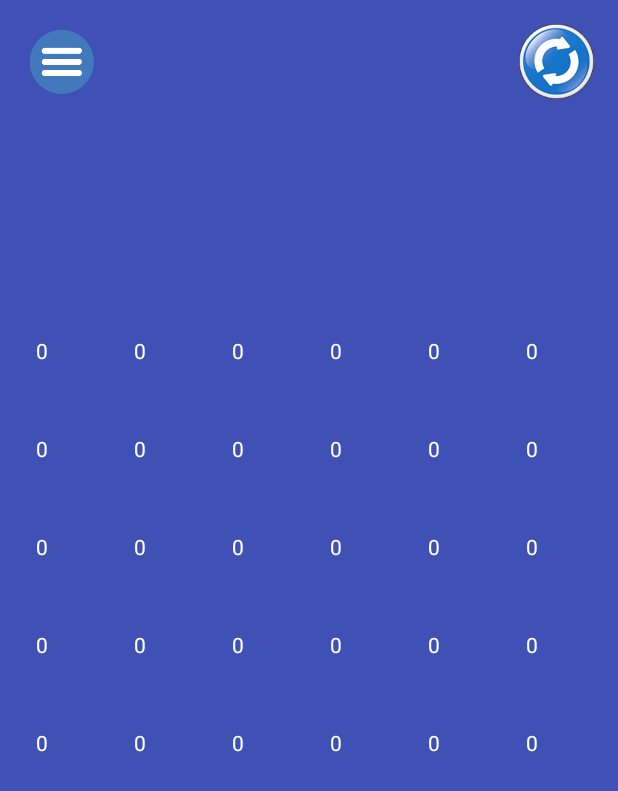
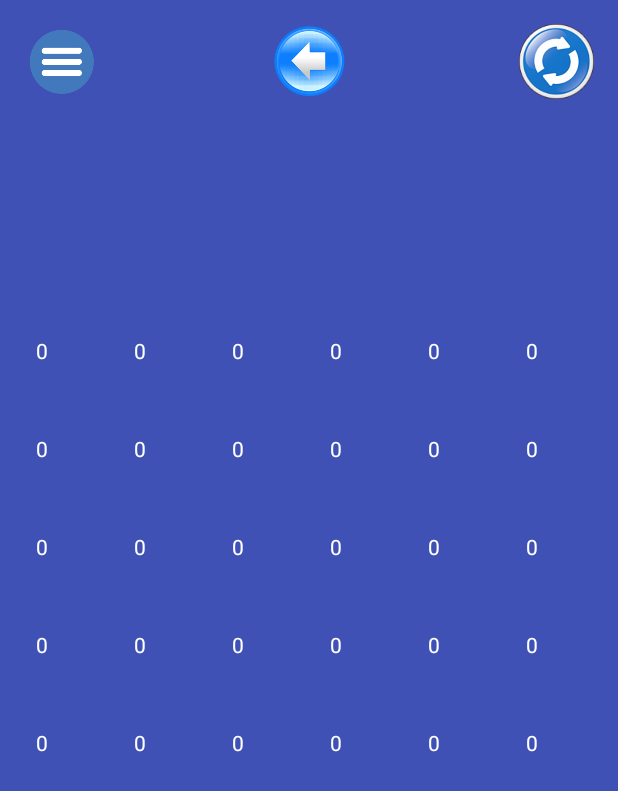
Before and after one commit to Teeeses/ColorTableGame, an Android app: the fragment GameFragment placed in its activity, on a phone screen of 412 x 824 dp. Shown: the top 791 px of the screen. Run offline under Robolectric (Android 15) with nearby library versions, the phone set to English and light mode, and no system bars; libraries missing offline, so code that uses them is left out: com.google.android.gms; 13 statements that could not run were skipped.

Commit message:
Реализована возможность вернуться назад

```diff
--- a/GuessColor/app/src/main/java/guesscolor/explead/ru/guesscolor/fragment/GameFragment.java
+++ b/GuessColor/app/src/main/java/guesscolor/explead/ru/guesscolor/fragment/GameFragment.java
@@ -23,6 +23,7 @@ import guesscolor.explead.ru.guesscolor.MainActivity;
 import guesscolor.explead.ru.guesscolor.app.App;
 import guesscolor.explead.ru.guesscolor.beans.Cell;
 import guesscolor.explead.ru.guesscolor.R;
+import guesscolor.explead.ru.guesscolor.logic.Coordinate;
 import guesscolor.explead.ru.guesscolor.logic.Logic;
 
 /**
@@ -57,6 +58,15 @@ public class GameFragment extends Fragment {
         soundPool.load(getActivity(), R.raw.one, 1);
 
         rootLayout = (RelativeLayout) view.findViewById(R.id.rootView);
+
+        ImageView btnBack = (ImageView) view.findViewById(R.id.btnBack);
+        btnBack.setOnClickListener(new View.OnClickListener() {
+            @Override
+            public void onClick(View view) {
+                logic.deleteMove();
+                start();
+            }
+        });
 
         ImageView btnRestart = (ImageView) view.findViewById(R.id.btnRestart);
         btnRestart.setOnClickListener(new View.OnClickListener() {
@@ -153,8 +163,8 @@ public class GameFragment extends Fragment {
                 views[i][j].getView().setOnClickListener(new View.OnClickListener() {
                     @Override
                     public void onClick(View view) {
-
                         soundPool.play(1, 0.5f, 0.5f, 1, 0, 1f);
+                        logic.addMove(new Coordinate(x, y));
                         update(x, y);
                         checkWin();
                     }
@@ -174,7 +184,6 @@ public class GameFragment extends Fragment {
 
     private void checkWin() {
         if(logic.checkWin()) {
-            logic.nextLevel();
             start();
             ((MainActivity)getActivity()).setCurrentEasyLevel(App.getLevel().getLevel());
             (getActivity()).onBackPressed();
--- a/GuessColor/app/src/main/res/layout/fragment_game.xml
+++ b/GuessColor/app/src/main/res/layout/fragment_game.xml
@@ -14,6 +14,14 @@
         android:src="@drawable/restart"
         android:layout_margin="@dimen/standard_margin"
         android:layout_alignParentRight="true"/>
+
+    <ImageView
+        android:id="@+id/btnBack"
+        android:layout_width="50dp"
+        android:layout_height="50dp"
+        android:src="@drawable/back"
+        android:layout_margin="@dimen/standard_margin"
+        android:layout_centerHorizontal="true"/>
 
 
     <ImageView
```
Also changed, not shown: GuessColor/app/src/main/java/guesscolor/explead/ru/guesscolor/logic/Coordinate.java (added, +24 -0 lines), GuessColor/app/src/main/java/guesscolor/explead/ru/guesscolor/logic/Logic.java (+17 -0 lines), GuessColor/app/src/main/res/drawable/back.png (added).
